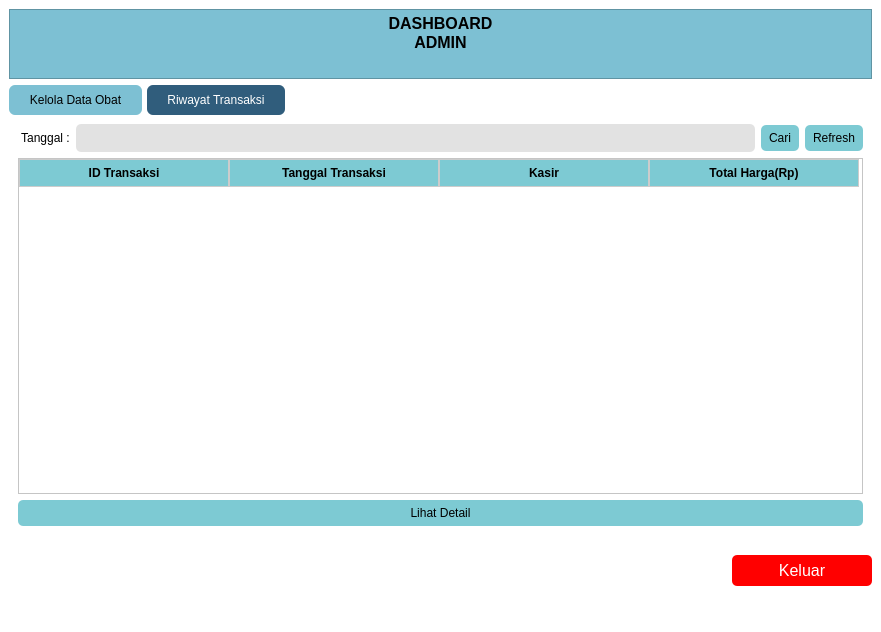
The window that frontend/dashboardAdmin.ui (RN-1986/Aplikasi-apotek) describes before a commit, drawn with Qt 5.
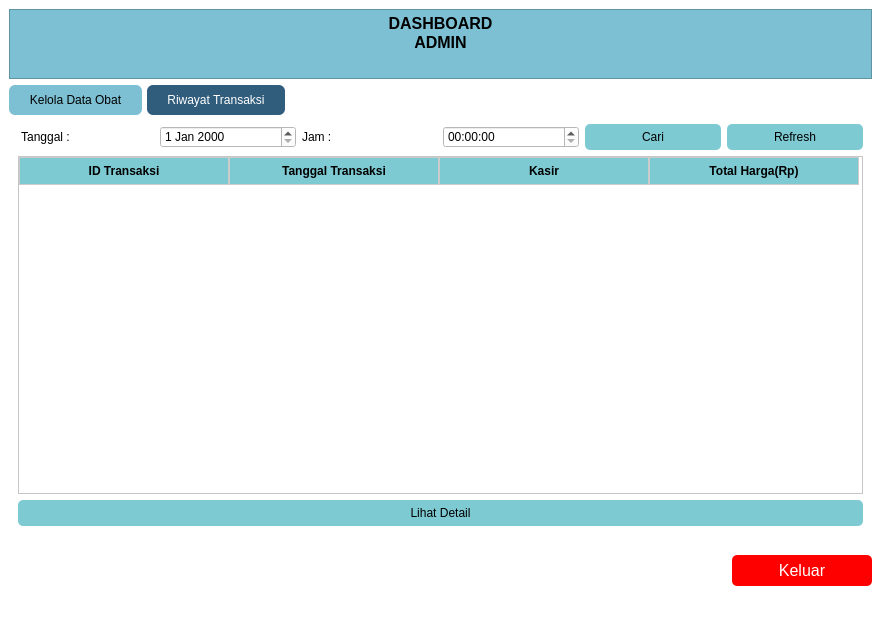
The same window after the commit. The open tabs and pages were chosen to show the change.

```diff
--- a/frontend/dashboardAdmin.ui
+++ b/frontend/dashboardAdmin.ui
@@ -423,16 +423,45 @@
             </property>
            </widget>
           </item>
-          <item row="0" column="1">
-           <widget class="QLineEdit" name="lineEdit_2">
-            <property name="styleSheet">
-             <string notr="true">border-radius: 5px;
-padding: 6px 8px; 
-background-color: rgb(226, 226, 226);</string>
-            </property>
-           </widget>
-          </item>
           <item row="0" column="2">
+           <widget class="QLabel" name="label_3">
+            <property name="text">
+             <string>Jam :</string>
+            </property>
+           </widget>
+          </item>
+          <item row="0" column="5">
+           <widget class="QPushButton" name="pushButton_2">
+            <property name="styleSheet">
+             <string notr="true">
+QPushButton { 
+background-color: rgb(125, 202, 211);
+border-radius:5px;
+padding: 6px 8px; 
+}
+
+/* Saat kursor hover */
+QPushButton:hover {
+     /* warna saat hover */
+	color: rgb(255, 255, 255);
+	background-color: rgb(36, 79, 124);
+}
+
+/* Saat tombol ditekan */
+QPushButton:pressed {
+     /* warna saat ditekan */
+	color: rgb(255, 255, 255);
+	background-color: rgb(36, 79, 124);
+}
+
+</string>
+            </property>
+            <property name="text">
+             <string>Refresh</string>
+            </property>
+           </widget>
+          </item>
+          <item row="0" column="4">
            <widget class="QPushButton" name="pushButton">
             <property name="styleSheet">
              <string notr="true">
@@ -463,36 +492,11 @@
             </property>
            </widget>
           </item>
+          <item row="0" column="1">
+           <widget class="QDateEdit" name="dateEdit"/>
+          </item>
           <item row="0" column="3">
-           <widget class="QPushButton" name="pushButton_2">
-            <property name="styleSheet">
-             <string notr="true">
-QPushButton { 
-background-color: rgb(125, 202, 211);
-border-radius:5px;
-padding: 6px 8px; 
-}
-
-/* Saat kursor hover */
-QPushButton:hover {
-     /* warna saat hover */
-	color: rgb(255, 255, 255);
-	background-color: rgb(36, 79, 124);
-}
-
-/* Saat tombol ditekan */
-QPushButton:pressed {
-     /* warna saat ditekan */
-	color: rgb(255, 255, 255);
-	background-color: rgb(36, 79, 124);
-}
-
-</string>
-            </property>
-            <property name="text">
-             <string>Refresh</string>
-            </property>
-           </widget>
+           <widget class="QTimeEdit" name="timeEdit"/>
           </item>
          </layout>
         </item>
```
